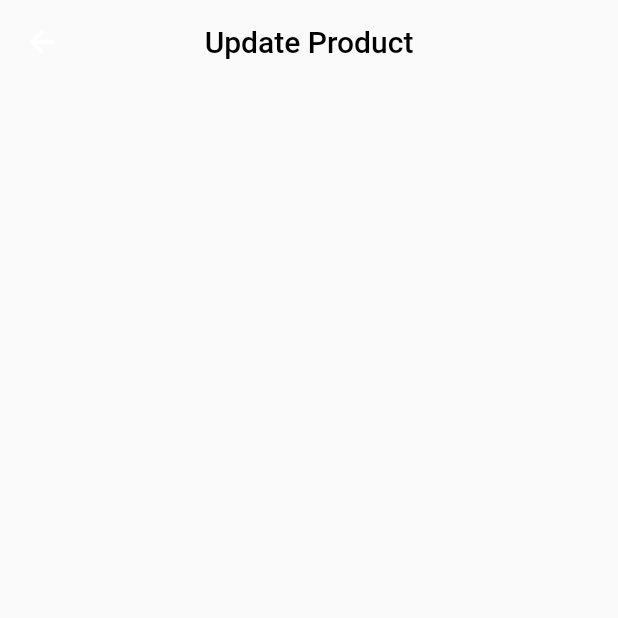
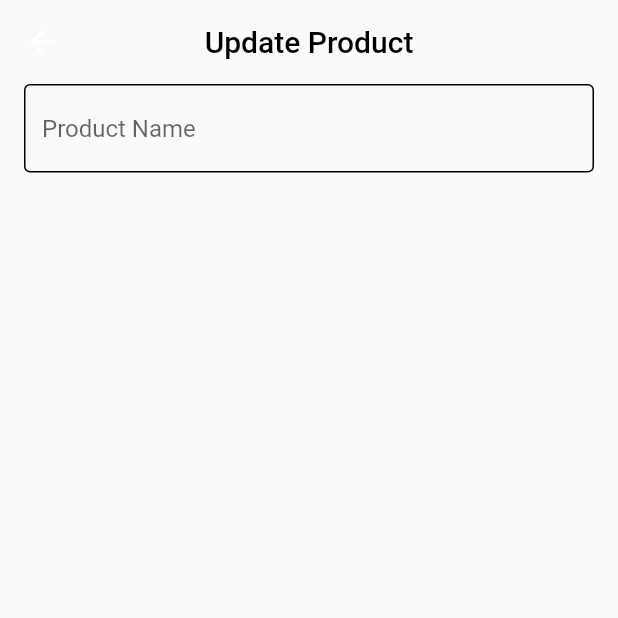
Before and after one commit to ImadDz-7/Store-App, a Flutter app: the UpdateProductPage screen opened by its route, on a phone screen of 412 x 824 dp, the top half of it. Run offline on Flutter 3.47's test engine with Material 2 defaults, Android fonts, the phone set to English and light mode, and no system bars; our stand-ins replace font_awesome_flutter; network calls fail.

Commit message:
Create text field widget

```diff
--- a/lib/pages/update_product_page.dart
+++ b/lib/pages/update_product_page.dart
@@ -1,4 +1,5 @@
 import 'package:flutter/material.dart';
+import 'package:store_app/widgets/custom_text_field.dart';
 
 class UpdateProductPage extends StatelessWidget {
   const UpdateProductPage({super.key});
@@ -9,11 +10,22 @@ class UpdateProductPage extends StatelessWidget {
   Widget build(BuildContext context) {
     return Scaffold(
       appBar: AppBar(
-        title: const Text('Update Product', style: TextStyle(color: Colors.black),),
+        title: const Text(
+          'Update Product',
+          style: TextStyle(color: Colors.black),
+        ),
         centerTitle: true,
         elevation: 0,
         backgroundColor: Colors.transparent,
       ),
+      body: Padding(
+        padding: const EdgeInsets.symmetric(horizontal: 16),
+        child: Column(
+          children: [
+            CustomTextField(hintText: 'Product Name'),
+          ],
+        ),
+      ),
     );
   }
 }
--- /dev/null
+++ b/lib/widgets/custom_text_field.dart
@@ -0,0 +1,36 @@
+import 'package:flutter/material.dart';
+
+class CustomTextField extends StatelessWidget {
+  CustomTextField({super.key, required this.hintText, this.onChanged, this.obscureText = false});
+  final String hintText;
+  final bool obscureText;
+  void Function(String)? onChanged;
+
+  @override
+  Widget build(BuildContext context) {
+    return TextFormField(
+      obscureText: obscureText,
+      validator: (data){
+        if(data!.isEmpty){
+          return 'field is required';
+        }
+      },
+      onChanged: onChanged,
+      style: const TextStyle(color: Colors.white),
+      decoration: InputDecoration(
+        hintText: hintText,
+        hintStyle: const TextStyle(
+        ),
+        border: const OutlineInputBorder(
+          borderSide: BorderSide(
+
+          ),
+        ),
+        enabledBorder: const OutlineInputBorder(
+          borderSide: BorderSide(
+          ),
+        ),
+      ),
+    );
+  }
+}
```
